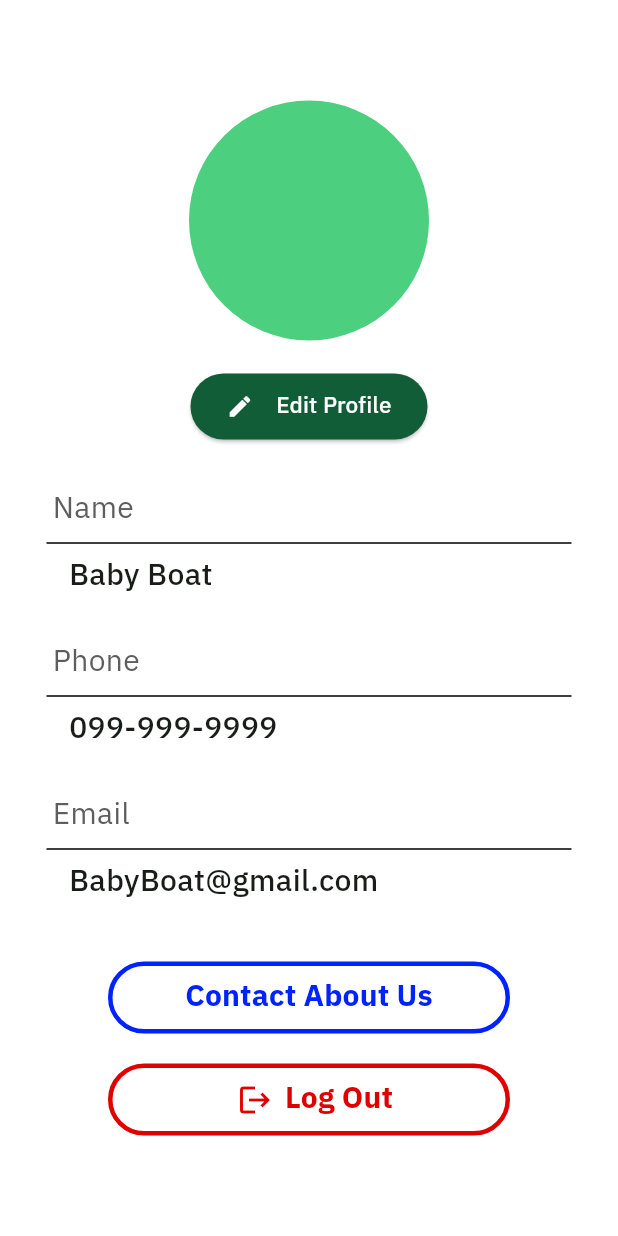
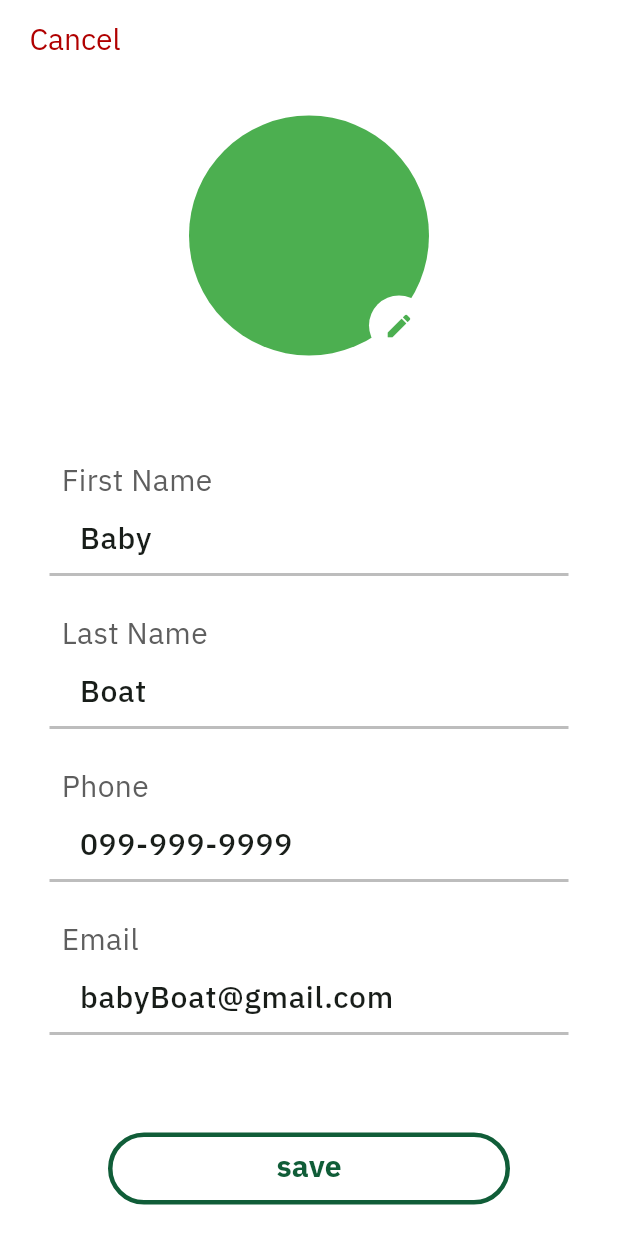
Before and after one commit to friendneedmatcha/fix-ict, a Flutter app: the screen it shows after launch, on a phone screen of 412 x 824 dp. Run offline on Flutter 3.47's test engine with Material 3 defaults, Android fonts, the phone set to English and light mode, and no system bars; project files that could hold a hidden picture were left out.

Commit message:
create profile page

```diff
--- a/frontend/lib/main.dart
+++ b/frontend/lib/main.dart
@@ -1,4 +1,5 @@
 import 'package:flutter/material.dart';
+import 'package:frontend/screens/editprofilePage.dart';
 import 'package:frontend/screens/homePage.dart';
 import 'package:frontend/screens/loginPage.dart';
 import 'package:frontend/screens/profilePage.dart';
@@ -20,7 +21,7 @@ class MyWidget extends StatelessWidget {
         fontFamily: 'IBM',
         colorScheme: ColorScheme.fromSeed(seedColor: const Color(0xFF2E7D52)),
       ),
-      home: Profilepage(),
+      home: Editprofilepage(),
     );
   }
 }
--- /dev/null
+++ b/frontend/lib/screens/editprofilePage.dart
@@ -0,0 +1,187 @@
+import 'package:flutter/material.dart';
+
+class Editprofilepage extends StatefulWidget {
+  const Editprofilepage({super.key});
+
+  @override
+  State<Editprofilepage> createState() => _EditprofilepageState();
+}
+
+class _EditprofilepageState extends State<Editprofilepage> {
+  @override
+  Widget build(BuildContext context) {
+    return Scaffold(
+      backgroundColor: Colors.white,
+      appBar: AppBar(
+        backgroundColor: Colors.white,
+        elevation: 0,
+        leadingWidth: 100,
+        leading: TextButton(
+          style: TextButton.styleFrom(
+            foregroundColor: Color(0xFFB00000),
+            overlayColor: Colors.transparent,
+            textStyle: TextStyle(fontSize: 20, fontFamily: "IBM"),
+          ),
+          onPressed: () {},
+          child: Text("Cancel"),
+        ),
+      ),
+      body: SafeArea(
+        child: Center(
+          child: Column(
+            mainAxisAlignment: MainAxisAlignment.center,
+            children: [
+              Stack(
+                children: [
+                  CircleAvatar(radius: 80, backgroundColor: Colors.green,),
+                  Positioned(
+                    bottom: 0,
+                    right: 0,
+                    child: CircleAvatar(
+                      radius: 20,
+                      backgroundColor: Colors.white,
+                      child: IconButton(
+                        onPressed: () {},
+                        icon: Icon(Icons.edit),
+                        color: Colors.green,
+                        iconSize: 20,
+                      ),
+                    ),
+                  ),
+                ],
+              ),
+
+              SizedBox(height: 60),
+              _dataShow(lable: "First Name", data: "Baby"),
+              _dataShow(lable: "Last Name", data: "Boat"),
+              _dataShow(lable: "Phone", data: "099-999-9999"),
+              _dataShow(lable: "Email", data: "babyBoat@gmail.com"),
+
+              SizedBox(height: 50),
+              _btn(label: "save", color: Color(0xFF105D38)),
+            ],
+          ),
+        ),
+      ),
+    );
+  }
+}
+
+class _dataShow extends StatefulWidget {
+  final String lable;
+  final String data;
+
+  const _dataShow({super.key, required this.lable, required this.data});
+
+  @override
+  State<_dataShow> createState() => _dataShowState();
+}
+
+class _dataShowState extends State<_dataShow> {
+  late TextEditingController _controller;
+
+  @override
+  void initState() {
+    // TODO: implement initState
+    super.initState();
+    _controller = TextEditingController(text: widget.data);
+  }
+
+  @override
+  void dispose() {
+    _controller.dispose();
+    super.dispose();
+  }
+
+  @override
+  Widget build(BuildContext context) {
+    return Padding(
+      padding: const EdgeInsets.all(10),
+      child: SizedBox(
+        width: 350,
+        height: 82,
+        child: Column(
+          crossAxisAlignment: CrossAxisAlignment.start,
+          children: [
+            Padding(
+              padding: const EdgeInsets.symmetric(horizontal: 10),
+              child: Text(
+                widget.lable,
+                style: TextStyle(
+                  fontFamily: "IBM",
+                  fontSize: 20,
+                  color: Color(0xFF5E5E5E),
+                ),
+              ),
+            ),
+            Padding(
+              padding: const EdgeInsets.symmetric(horizontal: 2),
+              child: TextFormField(
+                controller: _controller,
+                style: TextStyle(
+                  fontSize: 20,
+                  fontFamily: "IBM",
+                  fontWeight: FontWeight.w500,
+                ),
+                decoration: InputDecoration(
+                  enabledBorder: UnderlineInputBorder(
+                    borderSide: BorderSide(
+                      color: Colors.grey.shade400,
+                      width: 2,
+                    ),
+                  ),
+                  focusedBorder: UnderlineInputBorder(
+                    borderSide: BorderSide(color: Colors.green, width: 3),
+                  ),
+                  contentPadding: EdgeInsets.symmetric(horizontal: 20),
+                ),
+              ),
+            ),
+          ],
+        ),
+      ),
+    );
+  }
+}
+
+class _btn extends StatelessWidget {
+  final String label;
+  final Color color;
+  final IconData? icon;
+  const _btn({super.key, required this.label, required this.color, this.icon});
+
+  @override
+  Widget build(BuildContext context) {
+    return SizedBox(
+      width: 268,
+      height: 48,
+      child: OutlinedButton(
+        onPressed: () {},
+        style: OutlinedButton.styleFrom(
+          side: BorderSide(color: color, width: 3),
+        ),
+        child: Row(
+          mainAxisAlignment: MainAxisAlignment.center,
+          crossAxisAlignment: CrossAxisAlignment.center,
+          children: [
+            icon != null
+                ? Padding(
+                    padding: const EdgeInsets.all(8.0),
+                    child: Icon(icon, size: 24, color: color),
+                  )
+                : SizedBox.shrink(),
+            Text(
+              label,
+              style: TextStyle(
+                color: color,
+                fontFamily: "IBM",
+                fontSize: 20,
+                fontWeight: FontWeight.bold,
+              ),
+            ),
+          ],
+        ),
+      ),
+    );
+  }
+}
```
